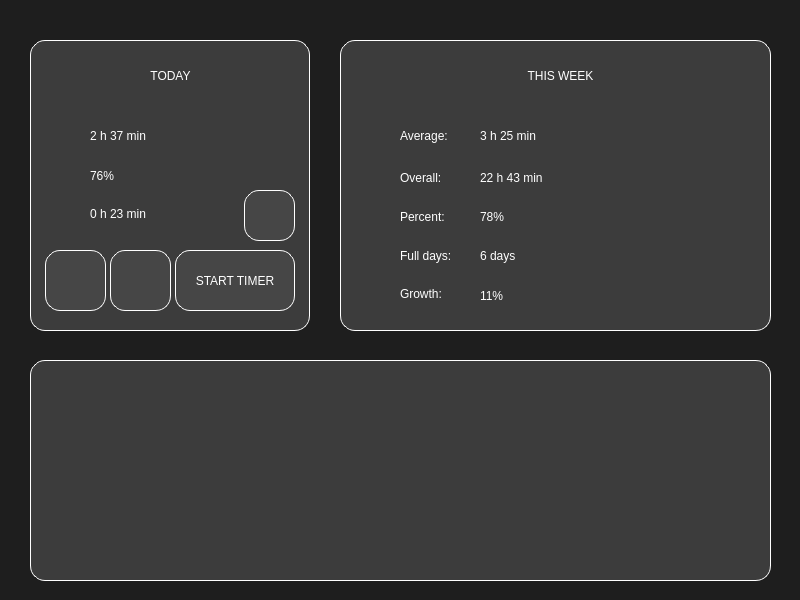
This is desk/small.ui in al1vel/reload as Qt 5 draws it before an edit. The edited form follows.
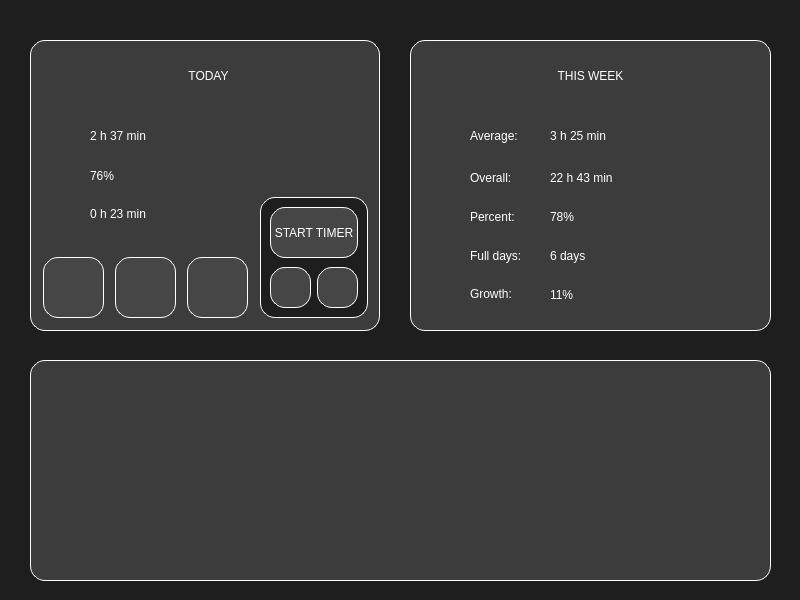
This is the edited form. Icons and pictures are not drawn. Custom widgets are drawn as their Qt base class.

```diff
--- a/desk/small.ui
+++ b/desk/small.ui
@@ -28,7 +28,7 @@
      <rect>
       <x>30</x>
       <y>40</y>
-      <width>280</width>
+      <width>350</width>
       <height>291</height>
      </rect>
     </property>
@@ -46,7 +46,7 @@
     <widget class="QLabel" name="labelToday">
      <property name="geometry">
       <rect>
-       <x>75</x>
+       <x>113</x>
        <y>10</y>
        <width>131</width>
        <height>51</height>
@@ -187,8 +187,8 @@
     <widget class="QPushButton" name="buttonADD">
      <property name="geometry">
       <rect>
-       <x>15</x>
-       <y>210</y>
+       <x>13</x>
+       <y>217</y>
        <width>61</width>
        <height>61</height>
       </rect>
@@ -232,48 +232,10 @@
       </size>
      </property>
     </widget>
-    <widget class="QPushButton" name="buttonSTARTTIMER">
-     <property name="geometry">
-      <rect>
-       <x>145</x>
-       <y>210</y>
-       <width>120</width>
-       <height>61</height>
-      </rect>
-     </property>
-     <property name="styleSheet">
-      <string notr="true">QPushButton {
-border: 1px solid rgb(255, 255, 255);
-background-color: rgb(70, 70, 70);
-border-radius: 15px;
-font: 57 12pt &quot;Futura PT Demi&quot;;
-color: white;
-}
-
-QPushButton:hover {
-border: 1px solid rgb(255, 255, 255);
-background-color: rgb(90, 90, 90);
-border-radius: 15px;
-font: 57 12pt &quot;Futura PT Demi&quot;;
-color: white;
-}
-
-QPushButton:pressed {
-border: 2px solid rgb(255, 255, 255);
-background-color: rgb(90, 90, 90);
-border-radius: 15px;
-font: 57 12pt &quot;Futura PT Demi&quot;;
-color: white;
-}</string>
-     </property>
-     <property name="text">
-      <string>START TIMER</string>
-     </property>
-    </widget>
     <widget class="QPushButton" name="buttonNextDay">
      <property name="geometry">
       <rect>
-       <x>195</x>
+       <x>235</x>
        <y>20</y>
        <width>31</width>
        <height>31</height>
@@ -313,7 +275,7 @@
     <widget class="QPushButton" name="buttonPrevDay">
      <property name="geometry">
       <rect>
-       <x>52</x>
+       <x>90</x>
        <y>20</y>
        <width>31</width>
        <height>31</height>
@@ -353,8 +315,8 @@
     <widget class="QPushButton" name="buttonLIST">
      <property name="geometry">
       <rect>
-       <x>80</x>
-       <y>210</y>
+       <x>85</x>
+       <y>217</y>
        <width>61</width>
        <height>61</height>
       </rect>
@@ -401,10 +363,10 @@
     <widget class="QPushButton" name="pushButton">
      <property name="geometry">
       <rect>
-       <x>214</x>
-       <y>150</y>
-       <width>51</width>
-       <height>51</height>
+       <x>157</x>
+       <y>217</y>
+       <width>61</width>
+       <height>61</height>
       </rect>
      </property>
      <property name="styleSheet">
@@ -446,13 +408,166 @@
       </size>
      </property>
     </widget>
+    <widget class="QFrame" name="frameTimer">
+     <property name="geometry">
+      <rect>
+       <x>230</x>
+       <y>157</y>
+       <width>108</width>
+       <height>121</height>
+      </rect>
+     </property>
+     <property name="styleSheet">
+      <string notr="true">background-color: rgb(30, 30, 30);</string>
+     </property>
+     <property name="frameShape">
+      <enum>QFrame::StyledPanel</enum>
+     </property>
+     <property name="frameShadow">
+      <enum>QFrame::Raised</enum>
+     </property>
+     <widget class="QPushButton" name="buttonSTARTTIMER">
+      <property name="geometry">
+       <rect>
+        <x>10</x>
+        <y>10</y>
+        <width>88</width>
+        <height>51</height>
+       </rect>
+      </property>
+      <property name="styleSheet">
+       <string notr="true">QPushButton {
+border: 1px solid rgb(255, 255, 255);
+background-color: rgb(70, 70, 70);
+border-radius: 15px;
+font: 57 10pt &quot;Futura PT Demi&quot;;
+color: white;
+}
+
+QPushButton:hover {
+border: 1px solid rgb(255, 255, 255);
+background-color: rgb(90, 90, 90);
+border-radius: 15px;
+font: 57 10pt &quot;Futura PT Demi&quot;;
+color: white;
+}
+
+QPushButton:pressed {
+border: 2px solid rgb(255, 255, 255);
+background-color: rgb(90, 90, 90);
+border-radius: 15px;
+font: 57 10pt &quot;Futura PT Demi&quot;;
+color: white;
+}</string>
+      </property>
+      <property name="text">
+       <string>START TIMER</string>
+      </property>
+     </widget>
+     <widget class="QPushButton" name="buttonPAUSETIMER">
+      <property name="geometry">
+       <rect>
+        <x>10</x>
+        <y>70</y>
+        <width>41</width>
+        <height>41</height>
+       </rect>
+      </property>
+      <property name="styleSheet">
+       <string notr="true">QPushButton {
+border: 1px solid rgb(255, 255, 255);
+background-color: rgb(70, 70, 70);
+border-radius: 15px;
+font: 57 10pt &quot;Futura PT Demi&quot;;
+color: white;
+}
+
+QPushButton:hover {
+border: 1px solid rgb(255, 255, 255);
+background-color: rgb(90, 90, 90);
+border-radius: 15px;
+font: 57 10pt &quot;Futura PT Demi&quot;;
+color: white;
+}
+
+QPushButton:pressed {
+border: 2px solid rgb(255, 255, 255);
+background-color: rgb(90, 90, 90);
+border-radius: 15px;
+font: 57 10pt &quot;Futura PT Demi&quot;;
+color: white;
+}</string>
+      </property>
+      <property name="text">
+       <string/>
+      </property>
+      <property name="icon">
+       <iconset resource="../res/123.qrc">
+        <normaloff>:/icons/icons8-pause-30.png</normaloff>:/icons/icons8-pause-30.png</iconset>
+      </property>
+      <property name="iconSize">
+       <size>
+        <width>25</width>
+        <height>25</height>
+       </size>
+      </property>
+     </widget>
+     <widget class="QPushButton" name="buttonSAVETIMER">
+      <property name="geometry">
+       <rect>
+        <x>57</x>
+        <y>70</y>
+        <width>41</width>
+        <height>41</height>
+       </rect>
+      </property>
+      <property name="styleSheet">
+       <string notr="true">QPushButton {
+border: 1px solid rgb(255, 255, 255);
+background-color: rgb(70, 70, 70);
+border-radius: 15px;
+font: 57 10pt &quot;Futura PT Demi&quot;;
+color: white;
+}
+
+QPushButton:hover {
+border: 1px solid rgb(255, 255, 255);
+background-color: rgb(90, 90, 90);
+border-radius: 15px;
+font: 57 10pt &quot;Futura PT Demi&quot;;
+color: white;
+}
+
+QPushButton:pressed {
+border: 2px solid rgb(255, 255, 255);
+background-color: rgb(90, 90, 90);
+border-radius: 15px;
+font: 57 10pt &quot;Futura PT Demi&quot;;
+color: white;
+}</string>
+      </property>
+      <property name="text">
+       <string/>
+      </property>
+      <property name="icon">
+       <iconset resource="../res/123.qrc">
+        <normaloff>:/icons/icons8-download-24.png</normaloff>:/icons/icons8-download-24.png</iconset>
+      </property>
+      <property name="iconSize">
+       <size>
+        <width>24</width>
+        <height>24</height>
+       </size>
+      </property>
+     </widget>
+    </widget>
    </widget>
    <widget class="QFrame" name="frameWeek">
     <property name="geometry">
      <rect>
-      <x>340</x>
+      <x>410</x>
       <y>40</y>
-      <width>431</width>
+      <width>361</width>
       <height>291</height>
      </rect>
     </property>
@@ -470,9 +585,9 @@
     <widget class="QLabel" name="labelThisWeek">
      <property name="geometry">
       <rect>
-       <x>75</x>
+       <x>70</x>
        <y>10</y>
-       <width>291</width>
+       <width>221</width>
        <height>51</height>
       </rect>
      </property>
@@ -611,7 +726,7 @@
     <widget class="QPushButton" name="buttonNextWeek">
      <property name="geometry">
       <rect>
-       <x>303</x>
+       <x>260</x>
        <y>20</y>
        <width>31</width>
        <height>31</height>
@@ -651,7 +766,7 @@
     <widget class="QPushButton" name="buttonPrevWeek">
      <property name="geometry">
       <rect>
-       <x>103</x>
+       <x>70</x>
        <y>20</y>
        <width>31</width>
        <height>31</height>
@@ -844,8 +959,8 @@
      <property name="geometry">
       <rect>
        <x>140</x>
-       <y>240</y>
-       <width>271</width>
+       <y>239</y>
+       <width>200</width>
        <height>31</height>
       </rect>
      </property>
```
Left out of the diff: 2 changed lines with no effect on the pictures.
